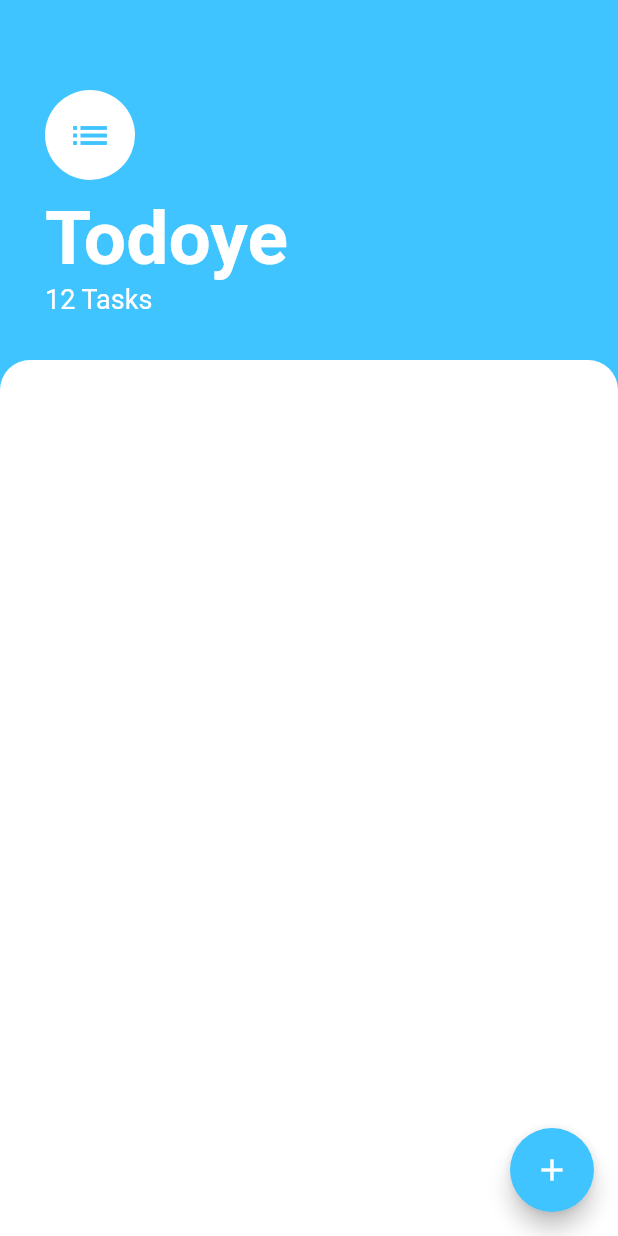
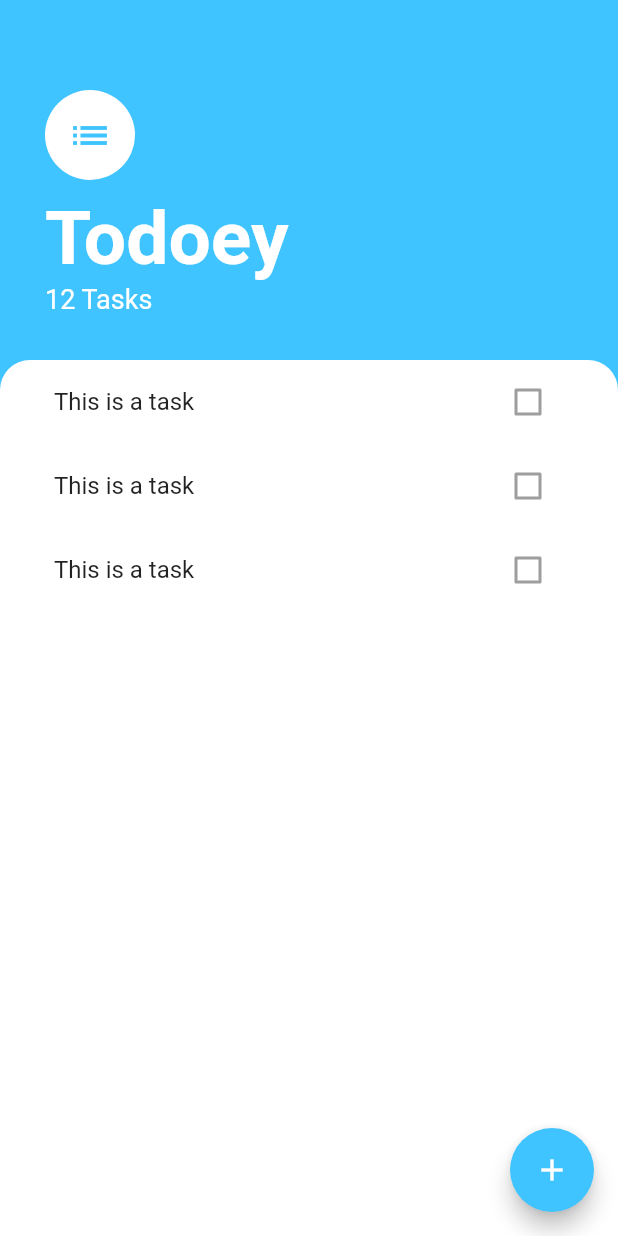
Before and after one commit to Linkonsq/ToDo-App, a Flutter app: the screen it shows after launch, on a phone screen of 412 x 824 dp. Run offline on Flutter 3.47's test engine with Material 2 defaults, Android fonts, the phone set to English and light mode, and no system bars.

Commit message:
Add ListView

```diff
--- a/lib/screens/tasks_screen.dart
+++ b/lib/screens/tasks_screen.dart
@@ -1,4 +1,5 @@
 import 'package:flutter/material.dart';
+import 'package:todoey/widgets/tasks_list.dart';
 
 class TasksScreen extends StatelessWidget {
   @override
@@ -7,9 +8,10 @@ class TasksScreen extends StatelessWidget {
       backgroundColor: Colors.lightBlueAccent,
       floatingActionButton: FloatingActionButton(
         backgroundColor: Colors.lightBlueAccent,
-        child: Icon(
-          Icons.add,
-        ),
+        child: Icon(Icons.add),
+        onPressed: () {
+          //
+        },
       ),
       body: Column(
         crossAxisAlignment: CrossAxisAlignment.start,
@@ -32,7 +34,7 @@ class TasksScreen extends StatelessWidget {
                   height: 10,
                 ),
                 Text(
-                  'Todoye',
+                  'Todoey',
                   style: TextStyle(
                     color: Colors.white,
                     fontSize: 50,
@@ -51,6 +53,7 @@ class TasksScreen extends StatelessWidget {
           ),
           Expanded(
             child: Container(
+              padding: EdgeInsets.symmetric(horizontal: 20),
               decoration: BoxDecoration(
                 color: Colors.white,
                 borderRadius: BorderRadius.only(
@@ -58,6 +61,7 @@ class TasksScreen extends StatelessWidget {
                   topRight: Radius.circular(20),
                 ),
               ),
+              child: TasksList(),
             ),
           ),
         ],
--- /dev/null
+++ b/lib/widgets/tasks_list.dart
@@ -0,0 +1,15 @@
+import 'package:flutter/material.dart';
+import 'tasks_tile.dart';
+
+class TasksList extends StatelessWidget {
+  @override
+  Widget build(BuildContext context) {
+    return ListView(
+      children: <Widget>[
+        TaskTile(),
+        TaskTile(),
+        TaskTile(),
+      ],
+    );
+  }
+}
--- /dev/null
+++ b/lib/widgets/tasks_tile.dart
@@ -0,0 +1,13 @@
+import 'package:flutter/material.dart';
+
+class TaskTile extends StatelessWidget {
+  @override
+  Widget build(BuildContext context) {
+    return ListTile(
+      title: Text('This is a task'),
+      trailing: Checkbox(
+        value: false,
+      ),
+    );
+  }
+}
```
